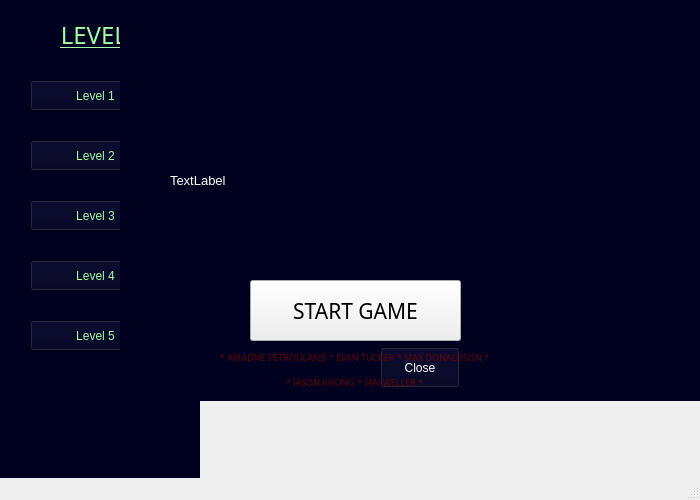
The window that mainwindow.ui (ariadneep/logigate-game) describes before a commit, drawn with Qt 5.
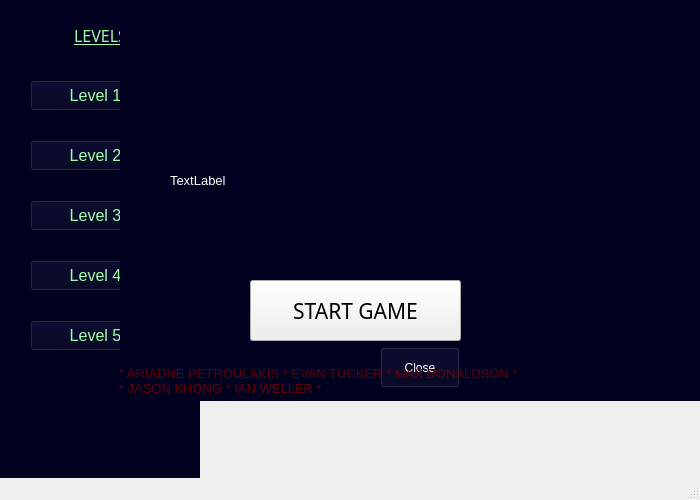
The same window after the commit. Icons and pictures are not drawn.

Commit message: Fixed hierarchy issues with font. Now changing ther font in centralWidget should change the font globally.

What changed in the file:
```diff
--- a/mainwindow.ui
+++ b/mainwindow.ui
@@ -145,14 +145,14 @@
     </property>
     <property name="styleSheet">
      <string notr="true">QWidget {
-font: 12pt &quot;Code 7x5&quot;;
+font-size: 12pt;
 color: rgb(162, 255, 167);
 background-color: rgb(0, 0, 31);
 }
 
 QPushButton {
 	border-image: url(:/icons/unlocked-level-sprite.png);
-	font: 12pt &quot;Code 7x5&quot;;
+	font-size: 12pt;
 }
 
 QPushButton::disabled {
@@ -325,9 +325,6 @@
       <height>500</height>
      </rect>
     </property>
-    <property name="styleSheet">
-     <string notr="true">font: 8pt &quot;Code 7x5&quot;;</string>
-    </property>
     <widget class="QPushButton" name="startButton">
      <property name="geometry">
       <rect>
@@ -378,32 +375,25 @@
       <string notr="true">border-image: url(:/icons/logo.png);
 background-color: transparent;
 border-radius: 10px;
-font: 16pt &quot;Code 7x5&quot;;</string>
+font-size: 16pt;</string>
      </property>
      <widget class="QLabel" name="label">
       <property name="geometry">
        <rect>
         <x>40</x>
-        <y>300</y>
+        <y>320</y>
         <width>471</width>
-        <height>61</height>
+        <height>41</height>
        </rect>
       </property>
-      <property name="font">
-       <font>
-        <family>Code 7x5</family>
-        <pointsize>12</pointsize>
-        <italic>false</italic>
-        <bold>false</bold>
-       </font>
-      </property>
       <property name="styleSheet">
        <string notr="true">border-image: none;
 color: rgb(99, 0, 8);
-font: 12pt &quot;Code 7x5&quot;;</string>
+font-size: 10pt;</string>
       </property>
       <property name="text">
-       <string>&lt;html&gt;&lt;head/&gt;&lt;body&gt;&lt;p align=&quot;center&quot;&gt;&lt;span style=&quot; font-size:7pt;&quot;&gt;* ARIADNE PETROULAKIS * EVAN TUCKER * MAX DONALDSON *&lt;/span&gt;&lt;/p&gt;&lt;p align=&quot;center&quot;&gt;&lt;span style=&quot; font-size:7pt;&quot;&gt;* JASON KHONG * IAN WELLER *&lt;/span&gt;&lt;/p&gt;&lt;/body&gt;&lt;/html&gt;</string>
+       <string>* ARIADNE PETROULAKIS * EVAN TUCKER * MAX DONALDSON *
+* JASON KHONG * IAN WELLER *</string>
       </property>
      </widget>
     </widget>
```
Left out of the diff: 7 changed lines with no effect on the pictures.
